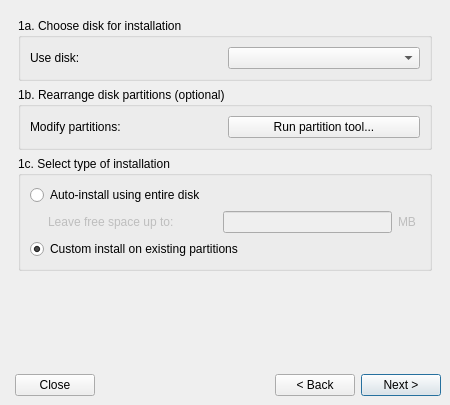
Above: meinstall.ui from antiX-Linux/antix-installer before the change. Below: the same form after it.
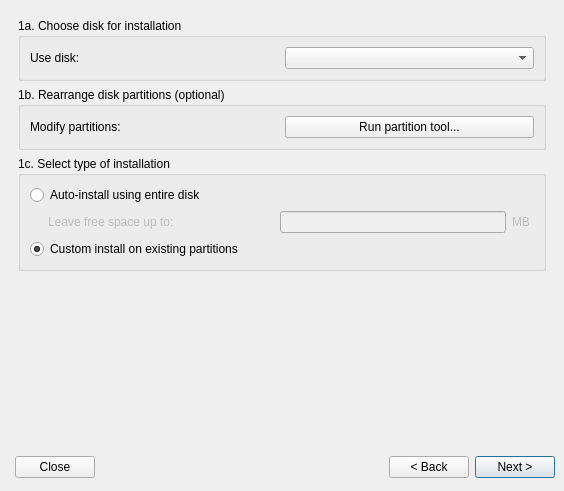
That is the form after the change. The open tabs and pages were chosen to show the change.

What changed in the file:
```diff
--- a/meinstall.ui
+++ b/meinstall.ui
@@ -6,8 +6,8 @@
    <rect>
     <x>0</x>
     <y>0</y>
-    <width>450</width>
-    <height>405</height>
+    <width>564</width>
+    <height>491</height>
    </rect>
   </property>
   <property name="sizePolicy">
@@ -55,8 +55,8 @@
      </property>
      <property name="sizeHint" stdset="0">
       <size>
-       <width>201</width>
-       <height>20</height>
+       <width>122</width>
+       <height>29</height>
       </size>
      </property>
     </spacer>
@@ -472,7 +472,7 @@
          <property name="sizeHint" stdset="0">
           <size>
            <width>20</width>
-           <height>16</height>
+           <height>40</height>
           </size>
          </property>
         </spacer>
```
